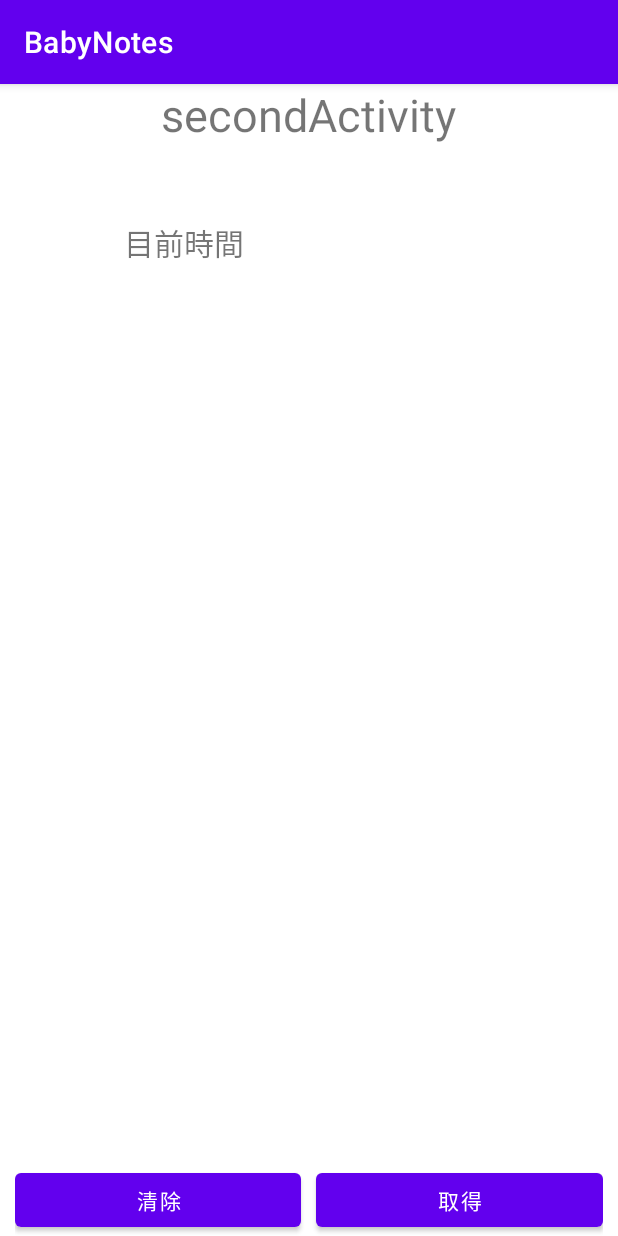
After one commit to JasonKotlin/BabyNotes, an Android app: the MVVMActivity screen opened directly, with no data from a screen before it, on a phone screen of 412 x 824 dp. The commit adds this screen. Run offline under Robolectric (Android 15) with nearby library versions, the phone set to English and light mode, and no system bars; our stand-ins replace data binding.

Commit message:
MVVM First Test (Fail)

```diff
--- a/app/build.gradle
+++ b/app/build.gradle
@@ -29,6 +29,9 @@ android {
     kotlinOptions {
         jvmTarget = '1.8'
     }
+    dataBinding{
+        enabled = true
+    }
 }
 
 dependencies {
--- a/app/src/main/AndroidManifest.xml
+++ b/app/src/main/AndroidManifest.xml
@@ -9,6 +9,7 @@
         android:roundIcon="@mipmap/ic_launcher_round"
         android:supportsRtl="true"
         android:theme="@style/Theme.BabyNotes">
+        <activity android:name=".view.MVVMActivity"></activity>
         <activity android:name=".MainActivity">
             <intent-filter>
                 <action android:name="android.intent.action.MAIN" />
--- /dev/null
+++ b/app/src/main/java/com/jason/babynotes/view/MVVMActivity.kt
@@ -0,0 +1,17 @@
+package com.jason.babynotes.view
+
+import androidx.appcompat.app.AppCompatActivity
+import android.os.Bundle
+import com.jason.babynotes.R
+import com.jason.babynotes.viewmodel.GetTimeViewModel
+
+class MVVMActivity : AppCompatActivity() {
+    override fun onCreate(savedInstanceState: Bundle?) {
+        super.onCreate(savedInstanceState)
+        setContentView(R.layout.activity_mvvm)
+        val myViewModel = GetTimeViewModel()
+        myViewModel.viewModelGetTime()
+        myViewModel.bindingData.updateTime
+        //TODO activity_mvvm 裡面有註解要問的
+    }
+}
--- /dev/null
+++ b/app/src/main/java/com/jason/babynotes/viewmodel/GetTimeViewModel.kt
@@ -0,0 +1,19 @@
+package com.jason.babynotes.viewmodel
+
+import androidx.databinding.BaseObservable
+import androidx.lifecycle.ViewModel
+import com.jason.babynotes.model.GetTimeModel
+
+class GetTimeViewModel: ViewModel() {
+    fun viewModelGetTime(){
+        //TODO 這樣寫不行耶，只是要進去抓時間，但這樣寫好像變抓這個元件？
+        var time: String = GetTimeModel::getTime.toString()
+        bindingData.updateTime = "更新時間：${time}"
+        bindingData.notifyChange()
+    }
+
+    val bindingData: BindingData = BindingData("")
+    data class BindingData(var updateTime: String) : BaseObservable()
+
+    //TODO 人家可以繼承 BaseViewModel 但我根本就沒有這個東西 = ="
+}
--- /dev/null
+++ b/app/src/main/res/layout/activity_mvvm.xml
@@ -0,0 +1,75 @@
+<?xml version="1.0" encoding="utf-8"?>
+<layout xmlns:android="http://schemas.android.com/apk/res/android"
+    xmlns:app="http://schemas.android.com/apk/res-auto"
+    xmlns:tools="http://schemas.android.com/tools">
+
+    <data>
+        <variable
+            name="getTimeViewModel"
+            type="com.jason.babynotes.viewmodel.GetTimeViewModel" />
+    </data>
+
+    <RelativeLayout
+        android:layout_width="match_parent"
+        android:layout_height="match_parent"
+        tools:context=".view.MVVMActivity">
+
+        <TextView
+            android:id="@+id/second_title"
+            android:layout_width="wrap_content"
+            android:layout_height="wrap_content"
+            android:text="secondActivity"
+            android:textSize="30dp"
+            android:layout_alignParentTop="true"
+            android:layout_centerHorizontal="true"/>
+
+        <LinearLayout
+            android:layout_width="match_parent"
+            android:layout_height="wrap_content"
+            android:orientation="horizontal"
+            android:layout_below="@+id/second_title"
+            android:layout_marginTop="50dp">
+
+            <TextView
+                android:layout_width="wrap_content"
+                android:layout_height="wrap_content"
+                android:text="目前時間"
+                android:layout_weight="1"
+                android:gravity="center"
+                android:textSize="20dp"/>
+            <TextView
+                android:id="@+id/show_time"
+                android:layout_width="wrap_content"
+                android:layout_height="wrap_content"
+                android:text="@{getTimeViewModel.bindingData.component1()}"
+                android:layout_weight="1"
+                android:textSize="20dp"
+                android:textColor="@color/black"/>
+            <!--component1是啥鬼？-->
+        </LinearLayout>
+
+        <LinearLayout
+            android:layout_width="match_parent"
+            android:layout_height="wrap_content"
+            android:orientation="horizontal"
+            android:layout_marginLeft="10dp"
+            android:layout_marginRight="10dp"
+            android:layout_alignParentBottom="true">
+
+            <Button
+                android:id="@+id/clear"
+                android:layout_width="wrap_content"
+                android:layout_height="wrap_content"
+                android:text="清除"
+                android:layout_weight="1" />
+
+            <Button
+                android:id="@+id/second_getTime"
+                android:layout_width="wrap_content"
+                android:layout_height="wrap_content"
+                android:layout_weight="1"
+                android:layout_marginLeft="10dp"
+                android:text="取得" />
+        </LinearLayout>
+    </RelativeLayout>
+</layout>
```
Also changed, not shown: app/src/main/java/com/jason/babynotes/MainActivity.kt (+41 -0 lines), app/src/main/java/com/jason/babynotes/model/GetTimeModel.kt (added, +20 -0 lines), app/src/main/res/layout/activity_main.xml (+64 -7 lines).
